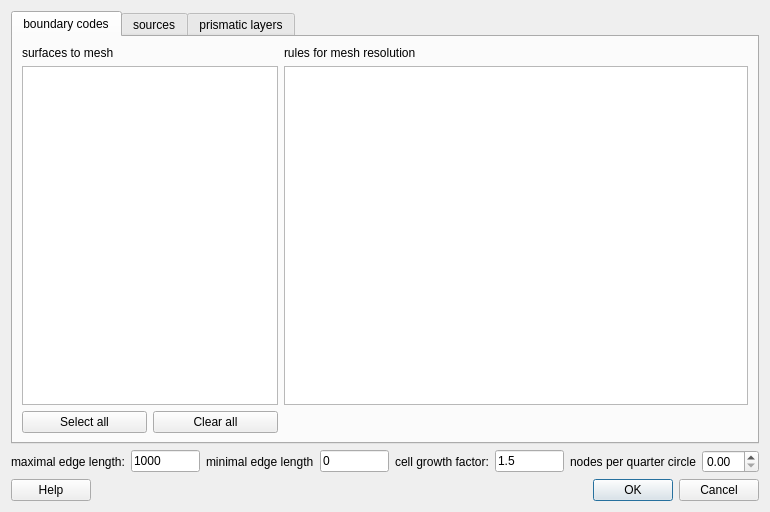
The window that src/libengrid/guicreatesurfacemesh.ui (enGits/engrid) describes before a commit, drawn with Qt 5.
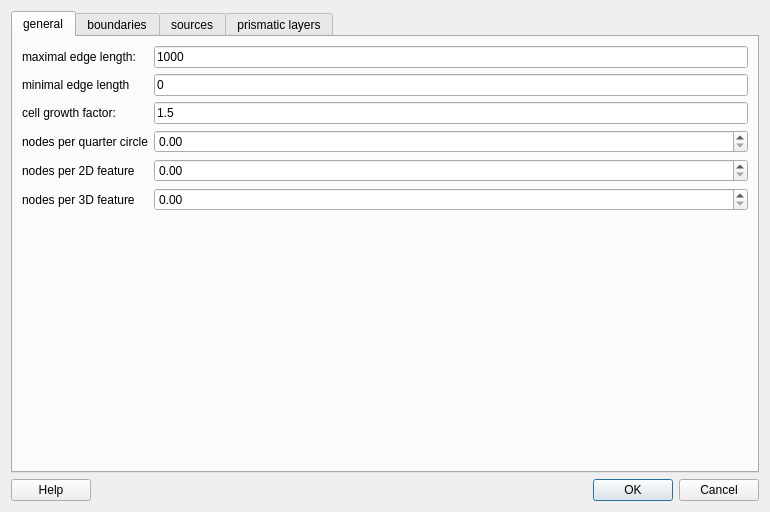
The same window after the commit. Icons and pictures are not drawn.

Commit message: added feature resolution options

Patch:
```diff
--- a/src/libengrid/guicreatesurfacemesh.ui
+++ b/src/libengrid/guicreatesurfacemesh.ui
@@ -23,9 +23,122 @@
      <property name="currentIndex">
       <number>0</number>
      </property>
+     <widget class="QWidget" name="tab_4">
+      <attribute name="title">
+       <string>general</string>
+      </attribute>
+      <layout class="QVBoxLayout" name="verticalLayout_4">
+       <item>
+        <layout class="QFormLayout" name="formLayout">
+         <item row="0" column="0">
+          <widget class="QLabel" name="label">
+           <property name="text">
+            <string>maximal edge length:</string>
+           </property>
+          </widget>
+         </item>
+         <item row="0" column="1">
+          <widget class="QLineEdit" name="lineEditMaximalEdgeLength">
+           <property name="text">
+            <string>1000</string>
+           </property>
+          </widget>
+         </item>
+         <item row="1" column="0">
+          <widget class="QLabel" name="label_4">
+           <property name="text">
+            <string>minimal edge length</string>
+           </property>
+          </widget>
+         </item>
+         <item row="1" column="1">
+          <widget class="QLineEdit" name="lineEditMinimalEdgeLength">
+           <property name="text">
+            <string>0</string>
+           </property>
+          </widget>
+         </item>
+         <item row="2" column="0">
+          <widget class="QLabel" name="label_3">
+           <property name="text">
+            <string>cell growth factor:</string>
+           </property>
+          </widget>
+         </item>
+         <item row="2" column="1">
+          <widget class="QLineEdit" name="lineEditGrowthFactor">
+           <property name="text">
+            <string>1.5</string>
+           </property>
+          </widget>
+         </item>
+         <item row="3" column="0">
+          <widget class="QLabel" name="label_2">
+           <property name="text">
+            <string>nodes per quarter circle</string>
+           </property>
+          </widget>
+         </item>
+         <item row="3" column="1">
+          <widget class="QDoubleSpinBox" name="doubleSpinBoxCurvature">
+           <property name="enabled">
+            <bool>true</bool>
+           </property>
+           <property name="singleStep">
+            <double>0.500000000000000</double>
+           </property>
+           <property name="value">
+            <double>0.000000000000000</double>
+           </property>
+          </widget>
+         </item>
+         <item row="4" column="0">
+          <widget class="QLabel" name="label_9">
+           <property name="text">
+            <string>nodes per 2D feature</string>
+           </property>
+          </widget>
+         </item>
+         <item row="5" column="0">
+          <widget class="QLabel" name="label_10">
+           <property name="text">
+            <string>nodes per 3D feature</string>
+           </property>
+          </widget>
+         </item>
+         <item row="4" column="1">
+          <widget class="QDoubleSpinBox" name="doubleSpinBox2DFeature">
+           <property name="enabled">
+            <bool>true</bool>
+           </property>
+           <property name="singleStep">
+            <double>0.500000000000000</double>
+           </property>
+           <property name="value">
+            <double>0.000000000000000</double>
+           </property>
+          </widget>
+         </item>
+         <item row="5" column="1">
+          <widget class="QDoubleSpinBox" name="doubleSpinBox3DFeature">
+           <property name="enabled">
+            <bool>true</bool>
+           </property>
+           <property name="singleStep">
+            <double>0.500000000000000</double>
+           </property>
+           <property name="value">
+            <double>0.000000000000000</double>
+           </property>
+          </widget>
+         </item>
+        </layout>
+       </item>
+      </layout>
+     </widget>
      <widget class="QWidget" name="tab">
       <attribute name="title">
-       <string>boundary codes</string>
+       <string>boundaries</string>
       </attribute>
       <layout class="QVBoxLayout" name="verticalLayout">
        <item>
@@ -236,72 +349,6 @@
      </widget>
     </widget>
    </item>
-   <item>
-    <layout class="QHBoxLayout" name="horizontalLayout_2">
-     <item>
-      <widget class="QLabel" name="label">
-       <property name="text">
-        <string>maximal edge length:</string>
-       </property>
-      </widget>
-     </item>
-     <item>
-      <widget class="QLineEdit" name="lineEditMaximalEdgeLength">
-       <property name="text">
-        <string>1000</string>
-       </property>
-      </widget>
-     </item>
-     <item>
-      <widget class="QLabel" name="label_4">
-       <property name="text">
-        <string>minimal edge length</string>
-       </property>
-      </widget>
-     </item>
-     <item>
-      <widget class="QLineEdit" name="lineEditMinimalEdgeLength">
-       <property name="text">
-        <string>0</string>
-       </property>
-      </widget>
-     </item>
-     <item>
-      <widget class="QLabel" name="label_3">
-       <property name="text">
-        <string>cell growth factor:</string>
-       </property>
-      </widget>
-     </item>
-     <item>
-      <widget class="QLineEdit" name="lineEditGrowthFactor">
-       <property name="text">
-        <string>1.5</string>
-       </property>
-      </widget>
-     </item>
-     <item>
-      <widget class="QLabel" name="label_2">
-       <property name="text">
-        <string>nodes per quarter circle</string>
-       </property>
-      </widget>
-     </item>
-     <item>
-      <widget class="QDoubleSpinBox" name="doubleSpinBoxCurvature">
-       <property name="enabled">
-        <bool>true</bool>
-       </property>
-       <property name="singleStep">
-        <double>0.500000000000000</double>
-       </property>
-       <property name="value">
-        <double>0.000000000000000</double>
-       </property>
-      </widget>
-     </item>
-    </layout>
-   </item>
    <item>
     <layout class="QHBoxLayout">
      <item>
```
The commit also changes 22 other files.
